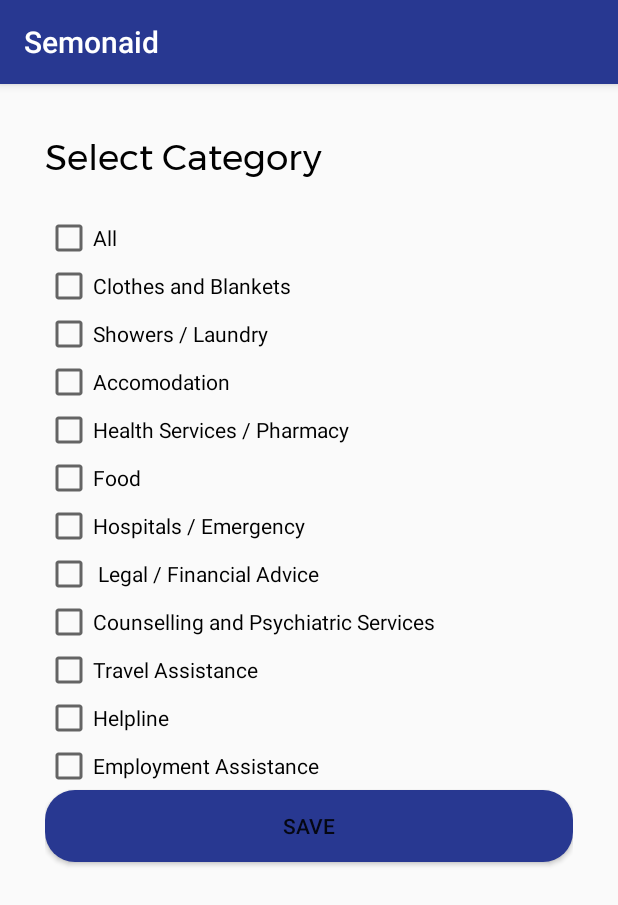
After one commit to grah0002/Semonaid, an Android app: the ServicesFilterActivity screen opened directly, with no data from a screen before it, on a phone screen of 412 x 824 dp. The commit adds this screen. Shown: the top 905 px of the screen. Run offline under Robolectric (Android 15) with nearby library versions, the phone set to English and light mode, and no system bars.

Commit message:
Maps updated

```diff
--- a/app/build.gradle
+++ b/app/build.gradle
@@ -55,5 +55,10 @@ dependencies {
     implementation "android.arch.persistence.room:runtime:1.0.0"
     annotationProcessor "android.arch.persistence.room:compiler:1.0.0"
 
+    //google maps
+    implementation 'com.google.android.gms:play-services-maps:17.0.0'
+
+    //  implementation 'com.google.android.gms:play-services-maps:10.2.0'
+
 
 }
--- /dev/null
+++ b/app/src/main/java/com/gerontechies/semonaid/Activities/Services/ServicesFilterActivity.java
@@ -0,0 +1,72 @@
+
+package com.gerontechies.semonaid.Activities.Services;
+
+import androidx.appcompat.app.AppCompatActivity;
+
+import android.os.Bundle;
+import android.util.Log;
+import android.view.View;
+import android.widget.Button;
+import android.widget.CheckBox;
+
+import com.gerontechies.semonaid.R;
+import com.google.android.material.chip.Chip;
+import com.google.android.material.chip.ChipGroup;
+
+import java.util.ArrayList;
+import java.util.List;
+
+public class ServicesFilterActivity extends AppCompatActivity {
+
+    ChipGroup categories_chips;
+    List<String> categoriesList;
+    Button filter_save;
+    CheckBox cb1,cb2,cb3, cb4, cb5, cb6,cb7, cb8, cb9, cb10, cb11, cb12, cb13;
+    List<CheckBox> items = new ArrayList<CheckBox>();
+    @Override
+    protected void onCreate(Bundle savedInstanceState) {
+        super.onCreate(savedInstanceState);
+        setContentView(R.layout.activity_services_filter);
+
+
+        filter_save = (Button) findViewById(R.id.btn_filter_save);
+        cb1 = (CheckBox) findViewById(R.id.chip);
+        cb2= (CheckBox) findViewById(R.id.chip2);
+        cb3= (CheckBox) findViewById(R.id.chip3);
+        cb4= (CheckBox) findViewById(R.id.chip4);
+        cb5= (CheckBox) findViewById(R.id.chip5);
+        cb6= (CheckBox) findViewById(R.id.chip6);
+        cb7= (CheckBox) findViewById(R.id.chip7);
+        cb8= (CheckBox) findViewById(R.id.chip8);
+        cb9= (CheckBox) findViewById(R.id.chip9);
+        cb10= (CheckBox) findViewById(R.id.chip11);
+        cb11= (CheckBox) findViewById(R.id.chip12);
+        cb12= (CheckBox) findViewById(R.id.chip13);
+
+
+
+        filter_save.setOnClickListener(new View.OnClickListener() {
+            @Override
+            public void onClick(View view) {
+
+                if(cb1.isChecked())
+                    categoriesList.add(cb1.getText().toString());
+                if(cb2.isChecked())
+                    categoriesList.add(cb2.getText().toString());
+
+              //  categoriesList.add(txt);
+
+                if(categoriesList.size()>0){
+                    for(int i=0; i<categoriesList.size(); i++){
+                        Log.d("Chip", categoriesList.get(i));
+                    }
+                }
+            }
+        });
+
+
+
+
+    }
+
+}
--- a/app/src/main/java/com/gerontechies/semonaid/Models/ServiceDAO.java
+++ b/app/src/main/java/com/gerontechies/semonaid/Models/ServiceDAO.java
@@ -23,6 +23,9 @@ public interface ServiceDAO {
     @Query("SELECT * FROM serviceitem WHERE id = :id LIMIT 1")
     ServiceItem findByID(int id);
 
+    @Query("SELECT * FROM serviceitem WHERE service_name = :service_name LIMIT 1")
+    ServiceItem findByName(String service_name);
+
     @Insert
     void insertAll(ServiceItem... serviceitem);
 
--- /dev/null
+++ b/app/src/main/res/layout/activity_services_filter.xml
@@ -0,0 +1,104 @@
+<?xml version="1.0" encoding="utf-8"?>
+<LinearLayout xmlns:android="http://schemas.android.com/apk/res/android"
+    xmlns:app="http://schemas.android.com/apk/res-auto"
+    xmlns:tools="http://schemas.android.com/tools"
+    android:layout_width="match_parent"
+    android:layout_height="match_parent"
+    android:orientation="vertical"
+    android:padding="30dp"
+    tools:context=".Activities.Services.ServicesFilterActivity">
+
+    <TextView
+        android:id="@+id/textView18"
+        android:layout_width="match_parent"
+        android:layout_height="wrap_content"
+        android:layout_marginBottom="20dp"
+        android:text="Select Category"
+        android:textColor="#000000"
+        android:textSize="24sp"
+        app:fontFamily="@font/montserrat" />
+
+
+
+
+
+        <CheckBox
+            android:id="@+id/chip"
+            android:layout_width="wrap_content"
+            android:layout_height="wrap_content"
+            android:text="All " />
+
+        <CheckBox
+            android:id="@+id/chip2"
+            android:layout_width="wrap_content"
+            android:layout_height="wrap_content"
+            android:text="Clothes and Blankets" />
+
+        <CheckBox
+            android:id="@+id/chip3"
+            android:layout_width="wrap_content"
+            android:layout_height="wrap_content"
+            android:text="Showers / Laundry" />
+
+        <CheckBox
+            android:id="@+id/chip4"
+            android:layout_width="wrap_content"
+            android:layout_height="wrap_content"
+            android:text="Accomodation" />
+
+        <CheckBox
+            android:id="@+id/chip5"
+            android:layout_width="wrap_content"
+            android:layout_height="wrap_content"
+            android:text="Health Services / Pharmacy" />
+
+        <CheckBox
+            android:id="@+id/chip6"
+            android:layout_width="wrap_content"
+            android:layout_height="wrap_content"
+            android:text="Food" />
+
+        <CheckBox
+            android:id="@+id/chip7"
+            android:layout_width="wrap_content"
+            android:layout_height="wrap_content"
+            android:text="Hospitals / Emergency" />
+
+        <CheckBox
+            android:id="@+id/chip8"
+            android:layout_width="wrap_content"
+            android:layout_height="wrap_content"
+            android:text=" Legal / Financial Advice" />
+
+        <CheckBox
+            android:id="@+id/chip9"
+            android:layout_width="wrap_content"
+            android:layout_height="wrap_content"
+            android:text="Counselling and Psychiatric Services" />
+
+    <CheckBox
+            android:id="@+id/chip11"
+            android:layout_width="wrap_content"
+            android:layout_height="wrap_content"
+            android:text="Travel Assistance" />
+
+        <CheckBox
+            android:id="@+id/chip12"
+            android:layout_width="wrap_content"
+            android:layout_height="wrap_content"
+            android:text="Helpline" />
+
+        <CheckBox
+            android:id="@+id/chip13"
+            android:layout_width="wrap_content"
+            android:layout_height="wrap_content"
+            android:text="Employment Assistance" />
+
+    <Button
+        android:id="@+id/btn_filter_save"
+        style="@style/Widget.AppCompat.Button"
+        android:layout_width="match_parent"
+        android:layout_height="wrap_content"
+        android:background="@drawable/ovalbtn"
+        android:text="@string/btn_save" />
+</LinearLayout>
--- a/app/src/main/res/values/strings.xml
+++ b/app/src/main/res/values/strings.xml
@@ -85,6 +85,7 @@
     <string name="service_categories">Services by Categories</string>
 
     <string name="tips_1">To get started, please the category you would like to view tips on:</string>
+    <string name="title_activity_services_map">Map</string>
 
 
 </resources>
```
Also changed, not shown: app/src/debug/res/values/google_maps_api.xml (added, +24 -0 lines), app/src/main/AndroidManifest.xml (+31 -4 lines), app/src/main/java/com/gerontechies/semonaid/Activities/Services/ServiceItemActivity.java (+22 -3 lines), app/src/main/java/com/gerontechies/semonaid/Activities/Services/ServicesAllActivity.java (+25 -0 lines), app/src/main/java/com/gerontechies/semonaid/Activities/Services/ServicesCategoryList.java (+13 -0 lines), app/src/main/java/com/gerontechies/semonaid/Activities/Services/ServicesMapActivity.java (added, +161 -0 lines), app/src/main/res/layout/activity_home_screen.xml (+4 -4 lines), app/src/main/res/layout/activity_service_category_list.xml (+12 -3 lines), app/src/main/res/layout/activity_service_list.xml (+15 -0 lines), app/src/main/res/layout/activity_services_map.xml (added, +32 -0 lines), 2 other files.
